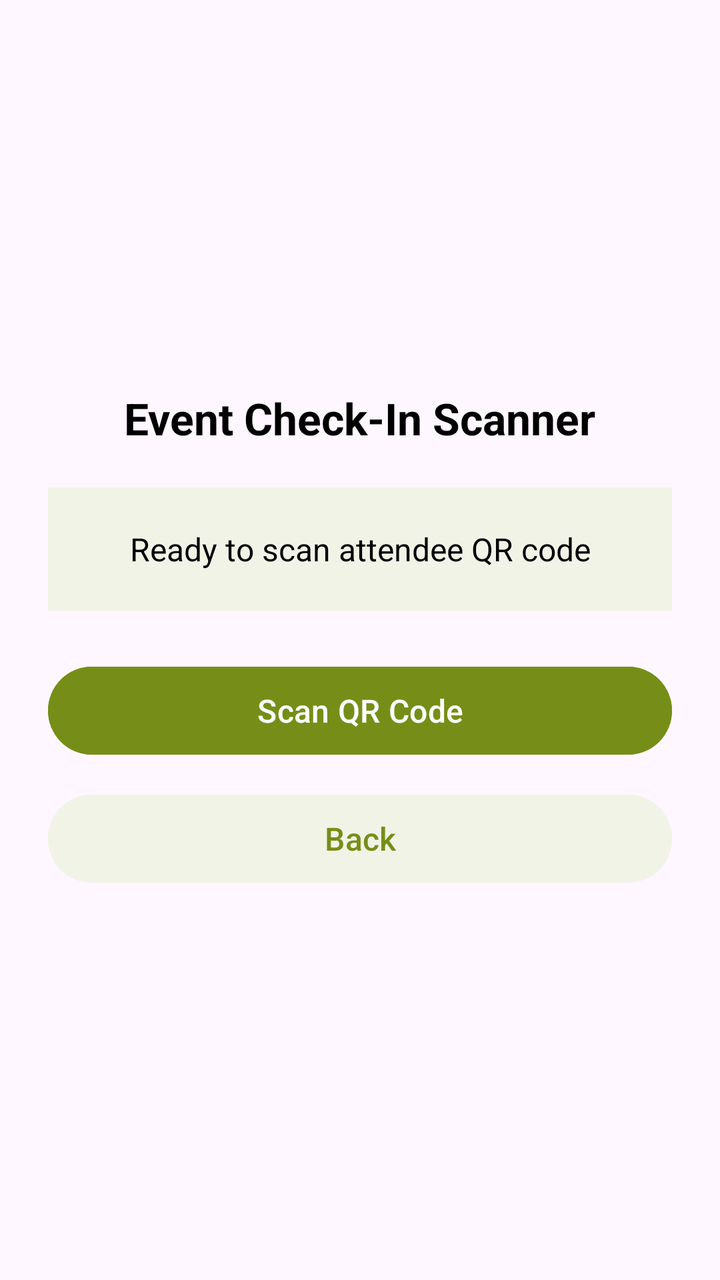
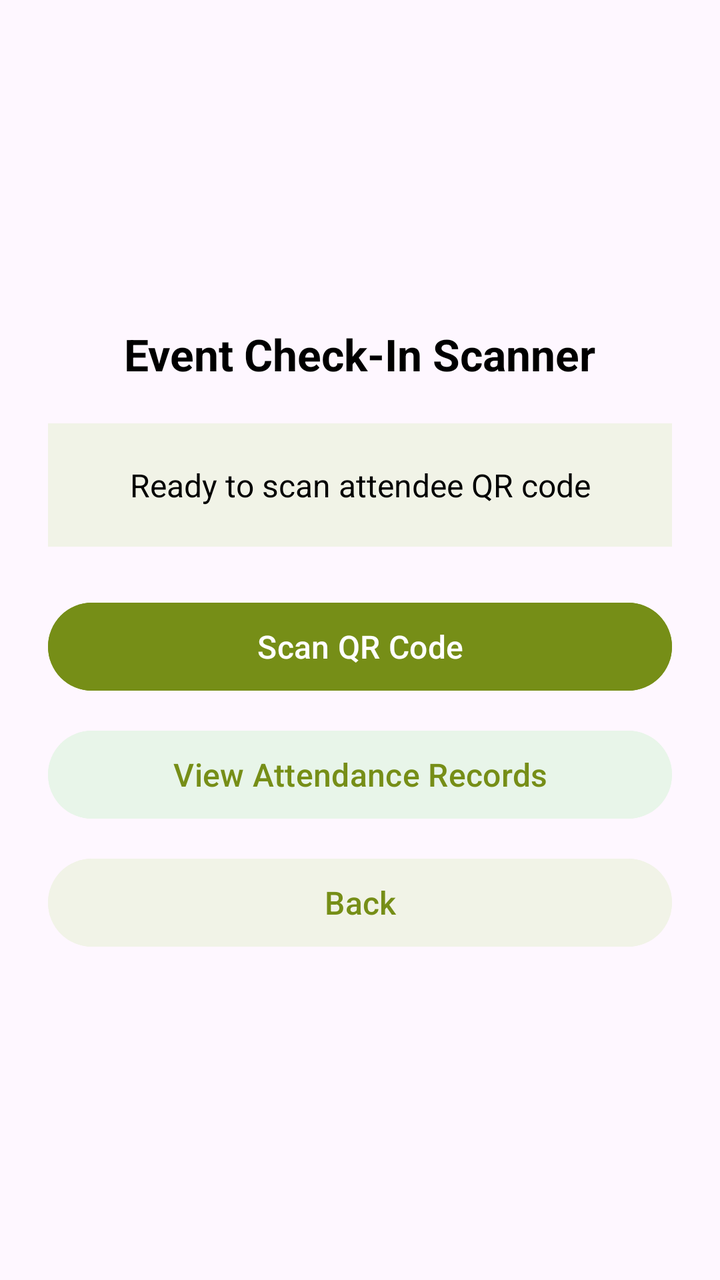

Compare the two renders of this Android layout. The source of the first and the diff that turns it into the second are given below.
<!-- AndroidManifest.xml: application theme Theme.FestiveHub -->
<!-- res/layout/activity_volunteers_qr.xml -->
<?xml version="1.0" encoding="utf-8"?>
<LinearLayout xmlns:android="http://schemas.android.com/apk/res/android"
    android:layout_width="match_parent"
    android:layout_height="match_parent"
    android:gravity="center"
    android:orientation="vertical"
    android:padding="24dp">

    <TextView
        android:layout_width="wrap_content"
        android:layout_height="wrap_content"
        android:text="Event Check-In Scanner"
        android:textColor="@color/black"
        android:textSize="22sp"
        android:textStyle="bold" />

    <TextView
        android:id="@+id/tv_qr_status"
        android:layout_width="match_parent"
        android:layout_height="wrap_content"
        android:layout_marginTop="20dp"
        android:background="#F1F3E7"
        android:gravity="center"
        android:padding="20dp"
        android:text="Ready to scan attendee QR code"
        android:textColor="@color/black"
        android:textSize="16sp" />

    <Button
        android:id="@+id/btn_scan_qr"
        android:layout_width="match_parent"
        android:layout_height="52dp"
        android:layout_marginTop="24dp"
        android:backgroundTint="@color/green"
        android:text="Scan QR Code"
        android:textAllCaps="false"
        android:textColor="@color/white"
        android:textSize="16sp" />

    <Button
        android:id="@+id/btn_qr_back"
        android:layout_width="match_parent"
        android:layout_height="52dp"
        android:layout_marginTop="12dp"
        android:backgroundTint="#F1F3E7"
        android:text="Back"
        android:textAllCaps="false"
        android:textColor="@color/green"
        android:textSize="16sp" />

</LinearLayout>
<!-- resources referenced by this layout -->
<resources>
  <color name="black">#FF000000</color>
  <color name="green">#768E17</color>
  <color name="white">#FFFFFFFF</color>
  <style name="Theme.FestiveHub" parent="Base.Theme.FestiveHub" />
  <style name="Base.Theme.FestiveHub" parent="Theme.Material3.DayNight.NoActionBar">
          
          
      </style>
</resources>

<!-- the commit's change to res/layout/activity_volunteers_qr.xml (unified diff, before → after) -->
@@ -2,9 +2,11 @@
 <LinearLayout xmlns:android="http://schemas.android.com/apk/res/android"
     android:layout_width="match_parent"
     android:layout_height="match_parent"
+    xmlns:tools="http://schemas.android.com/tools"
     android:gravity="center"
     android:orientation="vertical"
-    android:padding="24dp">
+    android:padding="24dp"
+    tools:context=".Volunteers_QR">
 
     <TextView
         android:layout_width="wrap_content"
@@ -38,6 +40,17 @@
         android:textSize="16sp" />
 
     <Button
+        android:id="@+id/btn_view_attendance"
+        android:layout_width="match_parent"
+        android:layout_height="52dp"
+        android:layout_marginTop="12dp"
+        android:backgroundTint="#E8F5E9"
+        android:text="View Attendance Records"
+        android:textAllCaps="false"
+        android:textColor="@color/green"
+        android:textSize="16sp" />
+
+    <Button
         android:id="@+id/btn_qr_back"
         android:layout_width="match_parent"
         android:layout_height="52dp"
